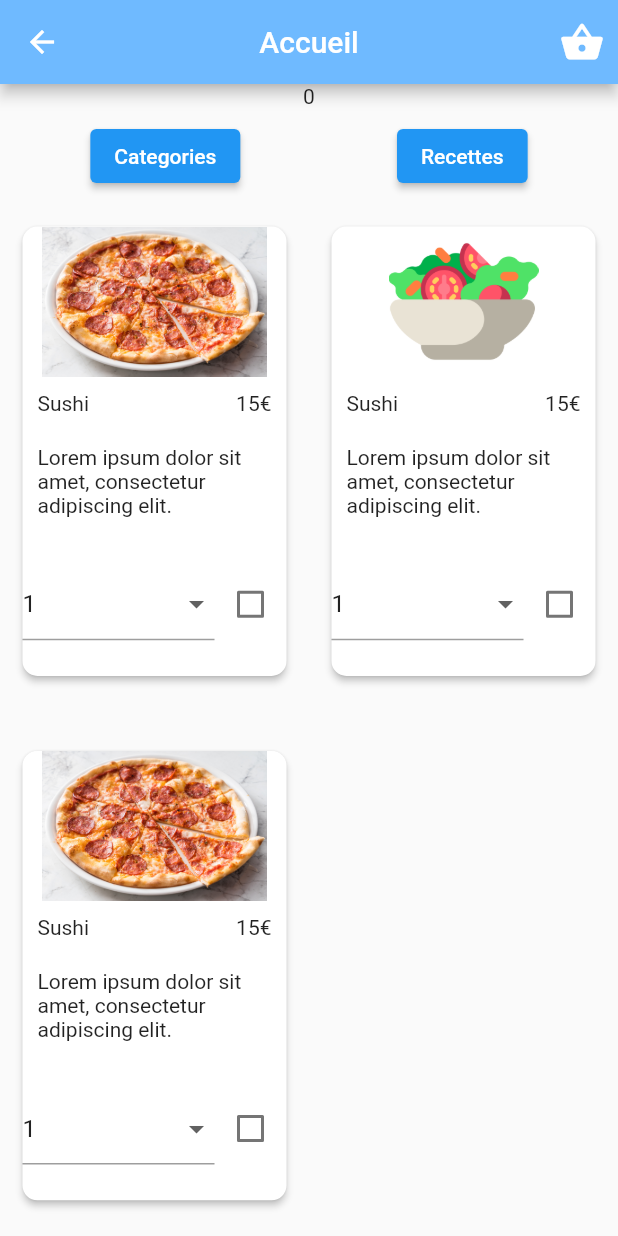
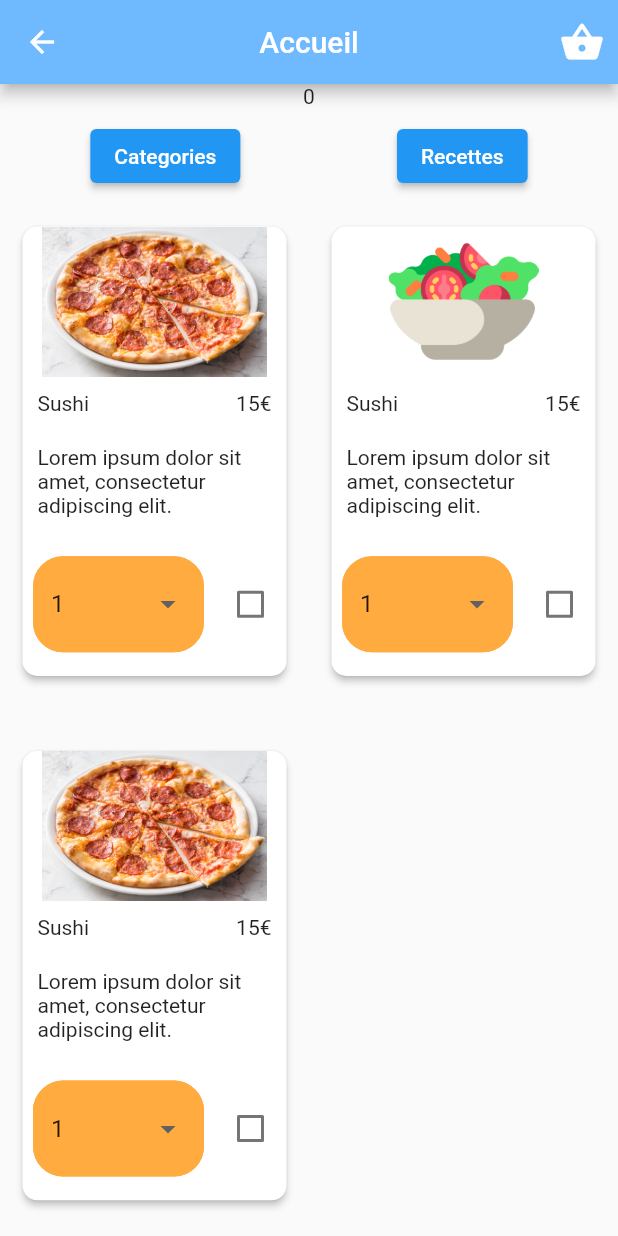
Before and after one commit to SamirBenj/flutter_application_test_app, a Flutter app: the SecondePage screen opened directly, on a phone screen of 412 x 824 dp. Run offline on Flutter 3.47's test engine with Material 2 defaults, Android fonts, the phone set to English and light mode, and no system bars.

Commit message:
new code dropdown

```diff
--- a/lib/SecondePage.dart
+++ b/lib/SecondePage.dart
@@ -141,7 +141,20 @@ class _SecondePageState extends State<SecondePage> {
                               mainAxisAlignment: MainAxisAlignment.end,
                               children: [
                                 Expanded(
+                                  child: Padding(
+                                    padding: EdgeInsets.all(7.0),
                                     child: DropdownButtonFormField(
+                                      decoration: InputDecoration(
+                                        enabledBorder: OutlineInputBorder(
+                                          borderRadius:
+                                              BorderRadius.circular(20),
+                                          borderSide: BorderSide(
+                                              color: Colors.orangeAccent),
+                                        ),
+                                        filled: true,
+                                        fillColor: Colors.orangeAccent,
+                                      ),
+                                      dropdownColor: Colors.orangeAccent,
                                       items: [
                                         DropdownMenuItem(
                                           value: '1',
@@ -160,6 +173,7 @@ class _SecondePageState extends State<SecondePage> {
                                         //recuperer la valeur qui value d'ou le print
                                         print(value);
                                       },
+                                    ),
                                   ),
                                 ),
                                 Checkbox(
```
Lines whose indentation alone changed are shown as unchanged.
